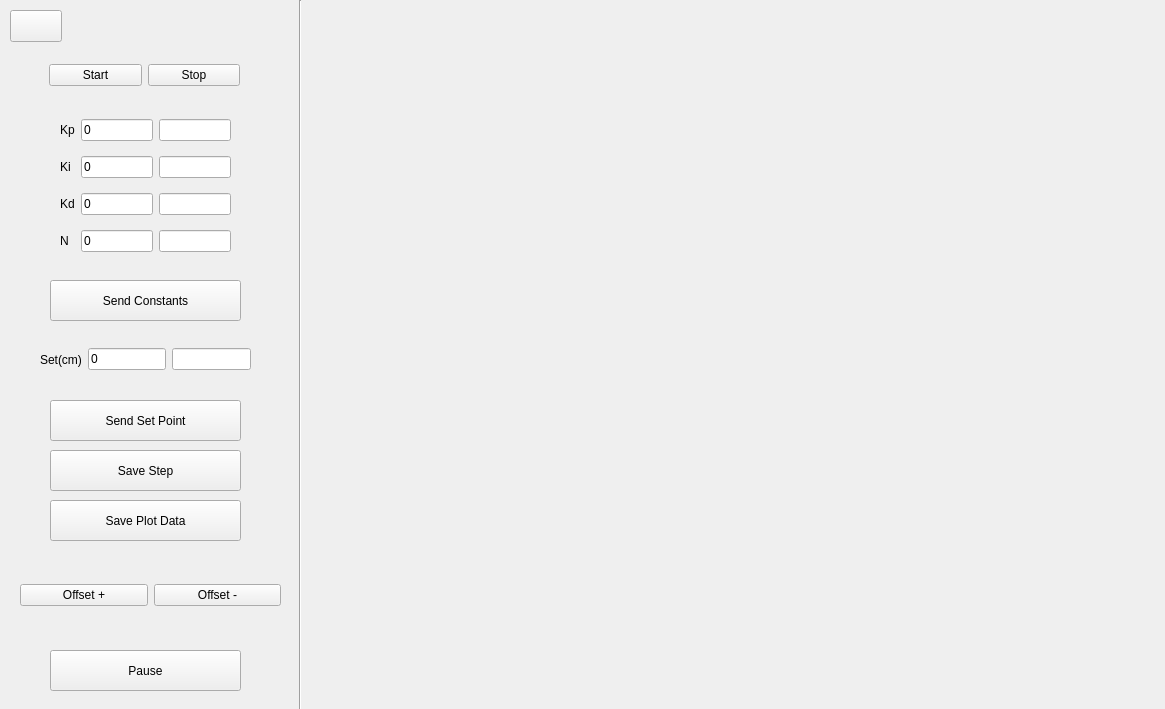
Old version of the form gui/qtdesigner/BalanceBeamWidget.ui in the repository wyattduber/CyDAQ.
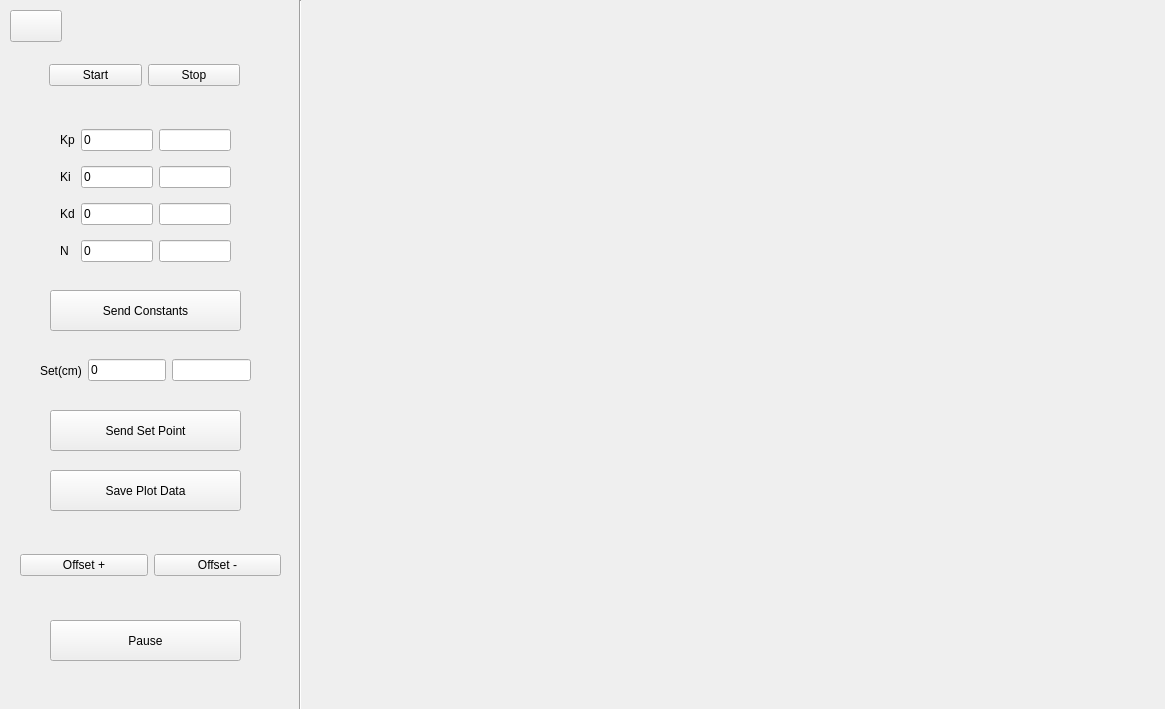
New version of the form. Icons and pictures are not drawn.

Commit message: removed save step button on balance beam page

```diff
--- a/gui/qtdesigner/BalanceBeamWidget.ui
+++ b/gui/qtdesigner/BalanceBeamWidget.ui
@@ -62,7 +62,7 @@
    <property name="geometry">
     <rect>
      <x>60</x>
-     <y>110</y>
+     <y>120</y>
      <width>171</width>
      <height>151</height>
     </rect>
@@ -167,7 +167,7 @@
    <property name="geometry">
     <rect>
      <x>50</x>
-     <y>280</y>
+     <y>290</y>
      <width>191</width>
      <height>41</height>
     </rect>
@@ -180,7 +180,7 @@
    <property name="geometry">
     <rect>
      <x>40</x>
-     <y>339</y>
+     <y>350</y>
      <width>211</width>
      <height>41</height>
     </rect>
@@ -213,7 +213,7 @@
    <property name="geometry">
     <rect>
      <x>50</x>
-     <y>400</y>
+     <y>410</y>
      <width>191</width>
      <height>41</height>
     </rect>
@@ -222,24 +222,11 @@
     <string>Send Set Point</string>
    </property>
   </widget>
-  <widget class="QPushButton" name="save_step_btn">
-   <property name="geometry">
-    <rect>
-     <x>50</x>
-     <y>450</y>
-     <width>191</width>
-     <height>41</height>
-    </rect>
-   </property>
-   <property name="text">
-    <string>Save Step</string>
-   </property>
-  </widget>
   <widget class="QPushButton" name="save_plot_data_btn">
    <property name="geometry">
     <rect>
      <x>50</x>
-     <y>500</y>
+     <y>470</y>
      <width>191</width>
      <height>41</height>
     </rect>
@@ -252,7 +239,7 @@
    <property name="geometry">
     <rect>
      <x>20</x>
-     <y>560</y>
+     <y>530</y>
      <width>261</width>
      <height>71</height>
     </rect>
@@ -278,7 +265,7 @@
    <property name="geometry">
     <rect>
      <x>50</x>
-     <y>650</y>
+     <y>620</y>
      <width>191</width>
      <height>41</height>
     </rect>
```
The commit also changes 5 other files.
